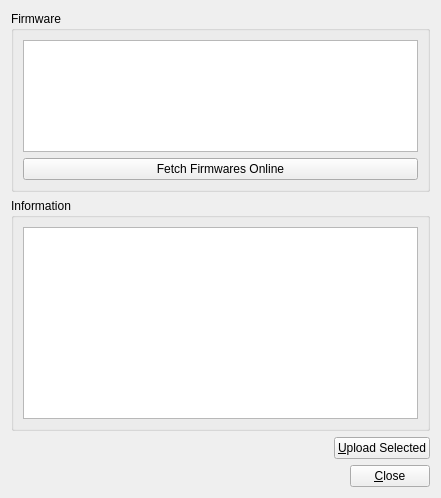
First picture: the form in gui/src/firmware.ui, repository dlktdr/HeadTracker, before the edit.
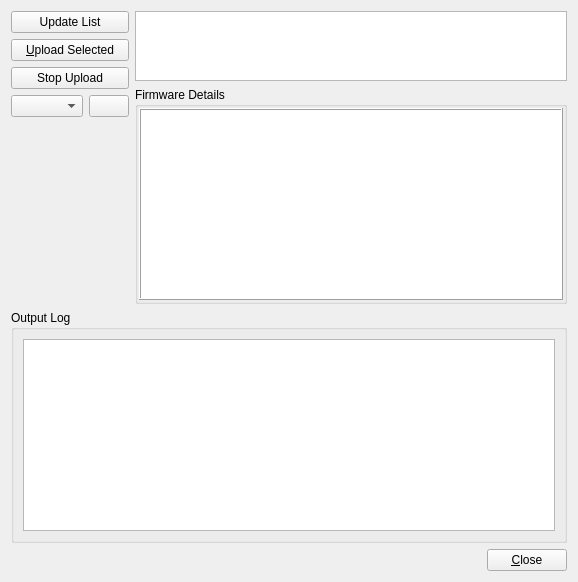
Second picture: the form after the edit. Icons and pictures are not drawn.

Commit message:
Fix issues with firmware uploader
Also allow user to kill process if stalled

```diff
--- a/gui/src/firmware.ui
+++ b/gui/src/firmware.ui
@@ -6,69 +6,181 @@
    <rect>
     <x>0</x>
     <y>0</y>
-    <width>441</width>
-    <height>498</height>
+    <width>578</width>
+    <height>517</height>
    </rect>
   </property>
   <property name="windowTitle">
    <string>Firmware Uploader</string>
   </property>
-  <layout class="QVBoxLayout" name="verticalLayout_3">
+  <layout class="QVBoxLayout" name="verticalLayout_4">
+   <item>
+    <layout class="QGridLayout" name="gridLayout">
+     <item row="0" column="0" rowspan="2">
+      <layout class="QVBoxLayout" name="verticalLayout">
+       <item>
+        <widget class="QPushButton" name="cmdFetch">
+         <property name="text">
+          <string>Update List</string>
+         </property>
+        </widget>
+       </item>
+       <item>
+        <widget class="QPushButton" name="cmdUploadOnline">
+         <property name="text">
+          <string>&amp;Upload Selected</string>
+         </property>
+        </widget>
+       </item>
+       <item>
+        <widget class="QPushButton" name="cmdStopUpload">
+         <property name="text">
+          <string>Stop Upload</string>
+         </property>
+        </widget>
+       </item>
+       <item>
+        <layout class="QHBoxLayout" name="horizontalLayout_2">
+         <item>
+          <widget class="QComboBox" name="cmbPort">
+           <property name="sizePolicy">
+            <sizepolicy hsizetype="Minimum" vsizetype="Fixed">
+             <horstretch>0</horstretch>
+             <verstretch>0</verstretch>
+            </sizepolicy>
+           </property>
+          </widget>
+         </item>
+         <item>
+          <widget class="QPushButton" name="cmdRefreshPorts">
+           <property name="toolTip">
+            <string>Refresh Available Serial Ports</string>
+           </property>
+           <property name="text">
+            <string/>
+           </property>
+           <property name="icon">
+            <iconset resource="Resources.qrc">
+             <normaloff>:/Icons/refresh.svg</normaloff>:/Icons/refresh.svg</iconset>
+           </property>
+          </widget>
+         </item>
+        </layout>
+       </item>
+       <item>
+        <spacer name="verticalSpacer">
+         <property name="orientation">
+          <enum>Qt::Vertical</enum>
+         </property>
+         <property name="sizeHint" stdset="0">
+          <size>
+           <width>20</width>
+           <height>40</height>
+          </size>
+         </property>
+        </spacer>
+       </item>
+      </layout>
+     </item>
+     <item row="0" column="1">
+      <widget class="QListWidget" name="lstFirmwares">
+       <property name="sizePolicy">
+        <sizepolicy hsizetype="MinimumExpanding" vsizetype="Maximum">
+         <horstretch>0</horstretch>
+         <verstretch>0</verstretch>
+        </sizepolicy>
+       </property>
+      </widget>
+     </item>
+     <item row="1" column="1">
+      <widget class="QGroupBox" name="groupBox_2">
+       <property name="sizePolicy">
+        <sizepolicy hsizetype="Preferred" vsizetype="Maximum">
+         <horstretch>0</horstretch>
+         <verstretch>0</verstretch>
+        </sizepolicy>
+       </property>
+       <property name="title">
+        <string>Firmware Details</string>
+       </property>
+       <property name="flat">
+        <bool>false</bool>
+       </property>
+       <layout class="QVBoxLayout" name="verticalLayout_3">
+        <property name="spacing">
+         <number>1</number>
+        </property>
+        <property name="sizeConstraint">
+         <enum>QLayout::SetDefaultConstraint</enum>
+        </property>
+        <property name="leftMargin">
+         <number>1</number>
+        </property>
+        <property name="topMargin">
+         <number>1</number>
+        </property>
+        <property name="rightMargin">
+         <number>1</number>
+        </property>
+        <property name="bottomMargin">
+         <number>1</number>
+        </property>
+        <item>
+         <widget class="QTableWidget" name="infoTable">
+          <property name="sizePolicy">
+           <sizepolicy hsizetype="MinimumExpanding" vsizetype="Minimum">
+            <horstretch>0</horstretch>
+            <verstretch>0</verstretch>
+           </sizepolicy>
+          </property>
+          <property name="frameShape">
+           <enum>QFrame::Box</enum>
+          </property>
+          <property name="frameShadow">
+           <enum>QFrame::Raised</enum>
+          </property>
+          <property name="alternatingRowColors">
+           <bool>true</bool>
+          </property>
+          <property name="selectionMode">
+           <enum>QAbstractItemView::SingleSelection</enum>
+          </property>
+          <property name="selectionBehavior">
+           <enum>QAbstractItemView::SelectItems</enum>
+          </property>
+          <attribute name="horizontalHeaderVisible">
+           <bool>false</bool>
+          </attribute>
+          <attribute name="verticalHeaderVisible">
+           <bool>false</bool>
+          </attribute>
+         </widget>
+        </item>
+       </layout>
+      </widget>
+     </item>
+    </layout>
+   </item>
    <item>
     <widget class="QGroupBox" name="groupBox">
-     <property name="title">
-      <string>Firmware</string>
+     <property name="sizePolicy">
+      <sizepolicy hsizetype="Preferred" vsizetype="Minimum">
+       <horstretch>0</horstretch>
+       <verstretch>0</verstretch>
+      </sizepolicy>
      </property>
-     <layout class="QVBoxLayout" name="verticalLayout">
-      <item>
-       <widget class="QListWidget" name="lstFirmwares">
-        <property name="sizePolicy">
-         <sizepolicy hsizetype="Expanding" vsizetype="Maximum">
-          <horstretch>0</horstretch>
-          <verstretch>0</verstretch>
-         </sizepolicy>
-        </property>
-       </widget>
-      </item>
-      <item>
-       <widget class="QPushButton" name="cmdFetch">
-        <property name="text">
-         <string>Fetch Firmwares Online</string>
-        </property>
-       </widget>
-      </item>
-     </layout>
-    </widget>
-   </item>
-   <item>
-    <widget class="QGroupBox" name="groupBox_2">
      <property name="title">
-      <string>Information</string>
+      <string>Output Log</string>
      </property>
      <layout class="QVBoxLayout" name="verticalLayout_2">
       <item>
-       <widget class="QTableWidget" name="infoTable">
+       <widget class="QPlainTextEdit" name="outputLog">
         <property name="sizePolicy">
          <sizepolicy hsizetype="Expanding" vsizetype="Minimum">
           <horstretch>0</horstretch>
           <verstretch>0</verstretch>
          </sizepolicy>
         </property>
-        <property name="alternatingRowColors">
-         <bool>true</bool>
-        </property>
-        <property name="selectionMode">
-         <enum>QAbstractItemView::SingleSelection</enum>
-        </property>
-        <property name="selectionBehavior">
-         <enum>QAbstractItemView::SelectRows</enum>
-        </property>
-        <attribute name="horizontalHeaderVisible">
-         <bool>false</bool>
-        </attribute>
-        <attribute name="verticalHeaderVisible">
-         <bool>false</bool>
-        </attribute>
        </widget>
       </item>
      </layout>
@@ -90,30 +202,6 @@
       </spacer>
      </item>
      <item>
-      <widget class="QPushButton" name="cmdUploadOnline">
-       <property name="text">
-        <string>&amp;Upload Selected</string>
-       </property>
-      </widget>
-     </item>
-    </layout>
-   </item>
-   <item>
-    <layout class="QHBoxLayout" name="horizontalLayout_2">
-     <item>
-      <spacer name="horizontalSpacer_2">
-       <property name="orientation">
-        <enum>Qt::Horizontal</enum>
-       </property>
-       <property name="sizeHint" stdset="0">
-        <size>
-         <width>40</width>
-         <height>20</height>
-        </size>
-       </property>
-      </spacer>
-     </item>
-     <item>
       <widget class="QPushButton" name="cmdClose">
        <property name="text">
         <string>&amp;Close</string>
```
Left out of the diff: 4 changed lines with no effect on the pictures. The commit also changes 4 other files.
